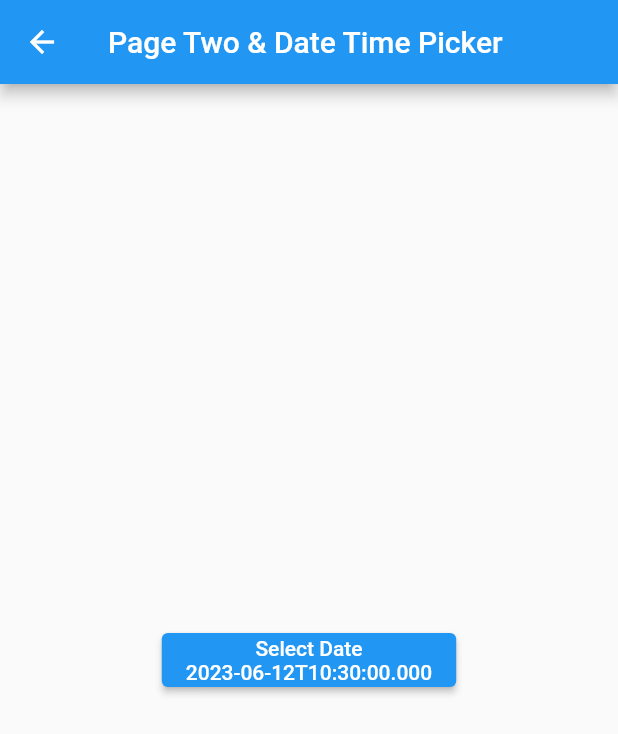
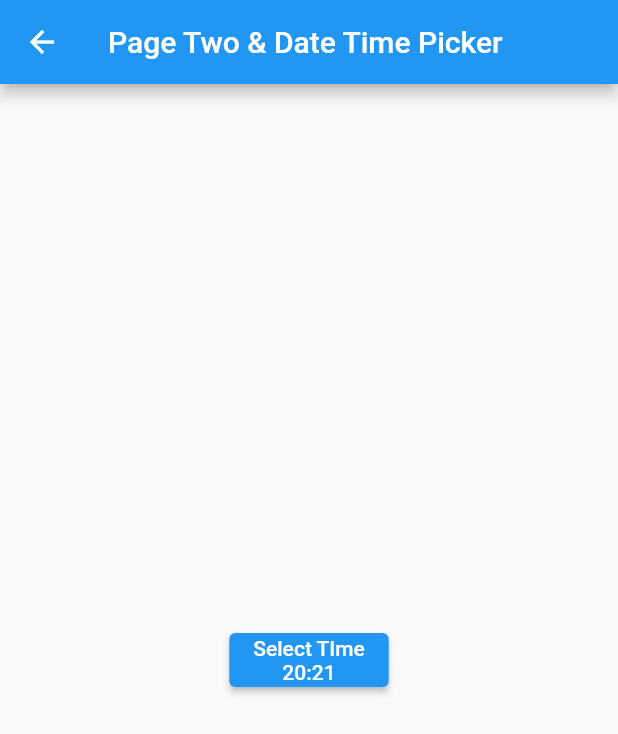
Before and after one commit to LordRedsky/flutter_basic, a Flutter app: the screen it shows after launch, on a phone screen of 412 x 824 dp. Shown: the top 734 px of the screen. Run offline on Flutter 3.47's test engine with Material 2 defaults, Android fonts, the phone set to English and light mode, and no system bars.

Commit message:
latihan selected time

```diff
--- a/lib/pages/page_two.dart
+++ b/lib/pages/page_two.dart
@@ -14,6 +14,7 @@ class PageTwo extends StatefulWidget {
 
 class _PageTwoState extends State<PageTwo> {
   late DateTime selectedDate;
+  late TimeOfDay selectedTime;
 
   void _selectedDate(BuildContext context) async {
     final DateTime? picked = await showDatePicker(
@@ -30,9 +31,23 @@ class _PageTwoState extends State<PageTwo> {
     }
   }
 
+  void _selectedTime(BuildContext context) async {
+    final TimeOfDay? picked = await showTimePicker(
+      context: context,
+      initialTime: selectedTime,
+    );
+
+    if (picked != null && picked != selectedTime) {
+      setState(() {
+        selectedTime = picked;
+      });
+    }
+  }
+
   @override
   void initState() {
     selectedDate = DateTime.now();
+    selectedTime = const TimeOfDay(hour: 20, minute: 21);
     super.initState();
   }
 
@@ -46,13 +61,16 @@ class _PageTwoState extends State<PageTwo> {
         child: ElevatedButton(
           onPressed: () {
             // Navigator.pop(context);
-            _selectedDate(context);
+            // _selectedDate(context);
+            _selectedTime(context);
           },
           child: Column(
             mainAxisSize: MainAxisSize.min,
             children: [
-              const Text('Select Date'),
-              Text(selectedDate.toIso8601String()),
+              // const Text('Select Date'),
+              // Text(selectedDate.toIso8601String()),
+              const Text('Select TIme'),
+              Text('${selectedTime.hour}:${selectedTime.minute}'),
             ],
           ),
         ),
```
